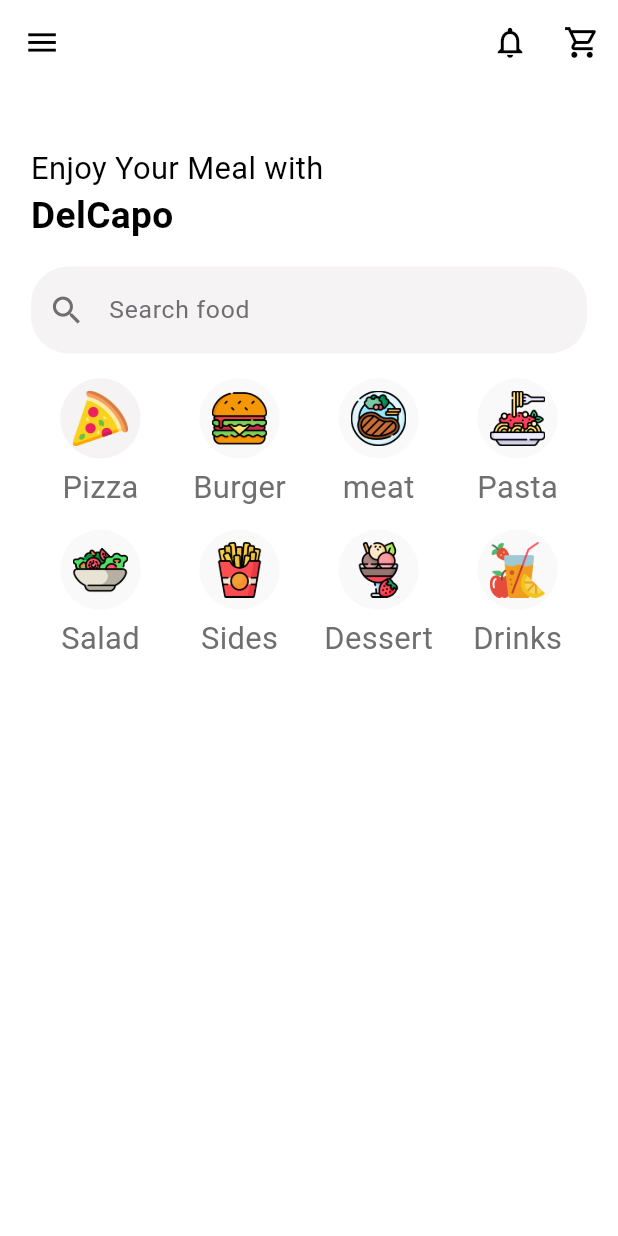
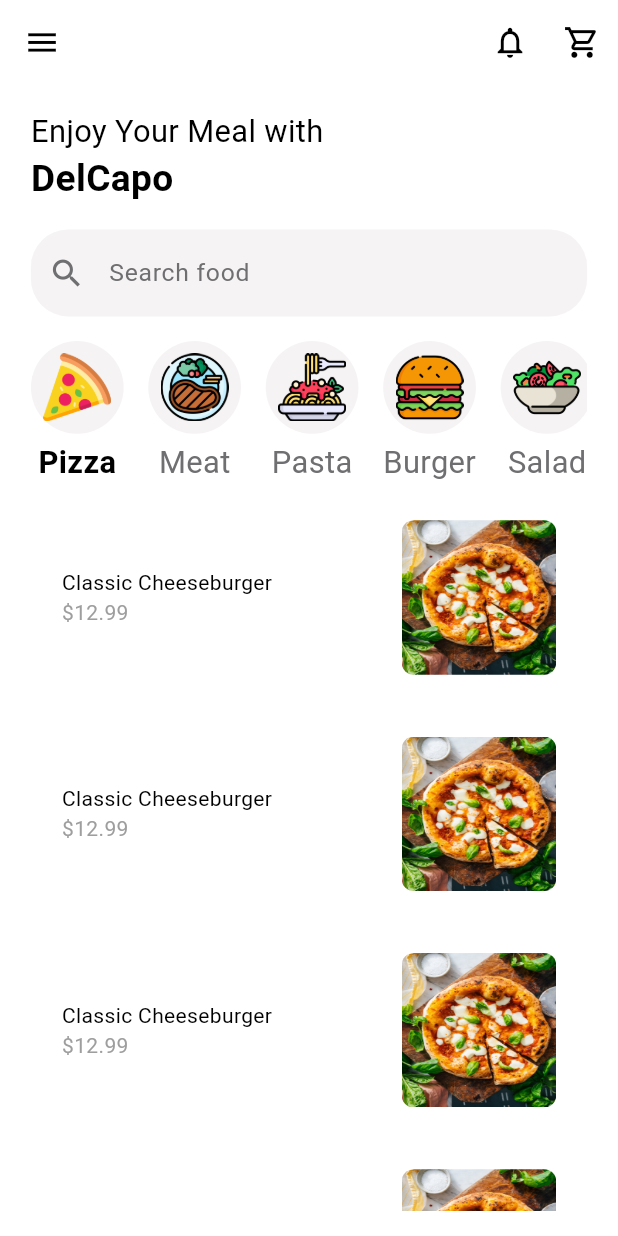
Before and after one commit to Som401/Restaurant-App, a Flutter app: the AuthPage screen opened directly, on a phone screen of 412 x 824 dp. Run offline on Flutter 3.47's test engine with Material 3 defaults, Android fonts, the phone set to English and light mode, and no system bars; our stand-ins replace animated_splash_screen, cloud_firestore, firebase_auth, firebase_core; accounts and stored records are empty.

Commit message:
functional food tabbar

```diff
--- /dev/null
+++ b/frontend/devtools_options.yaml
@@ -0,0 +1 @@
+extensions:
--- a/frontend/lib/auth/auth.dart
+++ b/frontend/lib/auth/auth.dart
@@ -3,13 +3,14 @@ import 'package:firebase_auth/firebase_auth.dart' as auth;
 import 'package:frontend/pages/home_page.dart';
 import 'package:frontend/pages/login_page.dart';
 import 'package:frontend/models/user.dart';
-import 'package:frontend/providers/user_provider.Dart';
+import 'package:frontend/providers/user_provider.dart';
 import 'package:frontend/services/user_services.dart';
 import 'package:provider/provider.dart';
 
 class AuthPage extends StatelessWidget {
   AuthPage({super.key});
   final UserService _userService = UserService();
+
   @override
   Widget build(BuildContext context) {
     return Scaffold(
@@ -18,11 +19,12 @@ class AuthPage extends StatelessWidget {
         builder: (context, snapshot) {
           if (snapshot.hasData) {
             var userUid = snapshot.data!.uid;
-                return FutureBuilder<User?>(
+            return ChangeNotifierProvider<UserProvider>(
+              create: (_) => UserProvider(),
+              child: FutureBuilder<User?>(
                 future: _userService.fetchUserDetails(userUid),
                 builder: (context, userSnapshot) {
-                    if (userSnapshot.connectionState ==
-                        ConnectionState.waiting) {
+                  if (userSnapshot.connectionState == ConnectionState.waiting) {
                     return const Center(child: CircularProgressIndicator());
                   } else if (userSnapshot.hasData) {
                     WidgetsBinding.instance.addPostFrameCallback((_) {
@@ -34,10 +36,13 @@ class AuthPage extends StatelessWidget {
                     return const Text("User data not found.");
                   }
                 },
+              ),
             );
           } else {
             return const LoginPage();
           }
-            }));
+        },
+      ),
+    );
   }
 }
--- a/frontend/lib/components/food_category_list/food_category_icon.dart
+++ b/frontend/lib/components/food_components/food_category_icon.dart
@@ -1,5 +1,4 @@
 import 'dart:math';
-
 import 'package:flutter/material.dart';
 
 class FoodCategoryIcon extends StatefulWidget {
@@ -22,33 +21,29 @@ class _FoodCategoryIconState extends State<FoodCategoryIcon> {
     final height = MediaQuery.of(context).size.height;
     final width = MediaQuery.of(context).size.width;
     final minDimension = min(width, height);
-    if (widget.isSelected) {
-      print(widget.categoryName);
-      print(widget.isSelected);
-    }
     return Column(
       mainAxisSize: MainAxisSize.min,
       children: [
         Container(
           padding: EdgeInsets.all(minDimension * 0.02),
           decoration: BoxDecoration(
-            color: Theme.of(context)
-                .colorScheme
-                .tertiary
-                .withOpacity(widget.isSelected ? 1.0 : 0.5),
+            color: Theme.of(context).colorScheme.tertiary,
             shape: BoxShape.circle,
           ),
           child: Image.asset(
             widget.imagePath,
-            width: minDimension * 0.09,
+            width: minDimension * 0.11,
           ),
         ),
         SizedBox(height: minDimension * 0.01),
         Text(
           widget.categoryName,
           style: TextStyle(
-            color: Theme.of(context).colorScheme.secondary,
+            color: widget.isSelected
+                ? Theme.of(context).colorScheme.primary
+                : Theme.of(context).colorScheme.secondary,
             fontSize: minDimension * 0.05,
+            fontWeight: widget.isSelected ? FontWeight.bold : FontWeight.normal,
           ),
         ),
       ],
--- /dev/null
+++ b/frontend/lib/components/food_components/food_category_list.dart
@@ -0,0 +1,71 @@
+import 'dart:math';
+
+import 'package:flutter/material.dart';
+import 'package:frontend/components/food_components/food_category_icon.dart';
+import 'package:frontend/models/food.dart';
+
+class CategoryTabBar extends StatefulWidget {
+  final TabController tabController;
+
+  const CategoryTabBar({super.key, required this.tabController});
+
+  @override
+  CategoryTabBarState createState() => CategoryTabBarState();
+}
+
+class CategoryTabBarState extends State<CategoryTabBar> {
+  List<String> generateCategoryNames() {
+    return FoodCategory.values.map((category) {
+      return category.toString().split('.').last;
+    }).toList();
+  }
+
+  @override
+  void initState() {
+    super.initState();
+    widget.tabController.addListener(_setActiveTab);
+  }
+
+  @override
+  void dispose() {
+    widget.tabController.removeListener(_setActiveTab);
+    super.dispose();
+  }
+
+  void _setActiveTab() {
+    if (mounted) {
+      setState(() {});
+    }
+  }
+
+  @override
+  Widget build(BuildContext context) {
+    final height = MediaQuery.of(context).size.height;
+    final width = MediaQuery.of(context).size.width;
+    final minDimension = min(width, height);
+    final categories = generateCategoryNames();
+    return SizedBox(
+      height: height * 0.12,
+      child: ListView.builder(
+        scrollDirection: Axis.horizontal,
+        itemCount: categories.length,
+        itemBuilder: (context, index) {
+          return Padding(
+            padding: EdgeInsets.only(right: minDimension * 0.04),
+            child: GestureDetector(
+              onTap: () {
+                widget.tabController.animateTo(index);
+              },
+              child: FoodCategoryIcon(
+                imagePath: "assets/images/food_logo/${categories[index]}.png",
+                categoryName: categories[index][0].toString().toUpperCase() +
+                    categories[index].substring(1).toLowerCase(),
+                isSelected: widget.tabController.index == index,
+              ),
+            ),
+          );
+        },
+      ),
+    );
+  }
+}
--- /dev/null
+++ b/frontend/lib/components/food_components/food_tile.dart
@@ -0,0 +1,59 @@
+import 'dart:math';
+
+import 'package:flutter/material.dart';
+import '../../models/food.dart';
+
+class FoodTile extends StatelessWidget {
+  final Food food;
+  final void Function()? onTap;
+
+  const FoodTile({super.key, required this.food, this.onTap});
+
+  @override
+  Widget build(BuildContext context) {
+    final height = MediaQuery.of(context).size.height;
+    final width = MediaQuery.of(context).size.width;
+    final minDimension = min(width, height);
+    return Container(
+      decoration: BoxDecoration(
+        color: Theme.of(context).colorScheme.background,
+        //color: Theme.of(context).colorScheme.tertiary,
+        borderRadius: BorderRadius.circular(12),
+      ),
+      child: Column(
+        children: [
+          GestureDetector(
+            onTap: onTap,
+            child: Padding(
+              padding: EdgeInsets.all(width * 0.05),
+              child: Row(
+                children: [
+                  Expanded(
+                    child: Column(
+                      crossAxisAlignment: CrossAxisAlignment.start,
+                      children: [
+                        Text(food.name),
+                        Text(
+                          '\$${food.price}',
+                          style: TextStyle(
+                            color: Colors.grey.shade500,
+                          ),
+                        ),
+
+                      ],
+                    ),
+                  ),
+                  ClipRRect(
+                    borderRadius: BorderRadius.circular(8),
+                    child: Image.asset(food.imagePath,
+                        height: minDimension*0.25, width: minDimension*0.25, fit: BoxFit.fill),
+                  ),
+                ],
+              ),
+            ),
+          ),
+        ],
+      ),
+    );
+  }
+}
--- a/frontend/lib/main.dart
+++ b/frontend/lib/main.dart
@@ -1,5 +1,6 @@
 import 'package:flutter/foundation.dart';
 import 'package:flutter/material.dart';
+import 'package:frontend/models/restaurant.dart';
 import 'package:frontend/pages/splash_screen_page.dart';
 import 'package:frontend/providers/theme_provider.dart';
 import 'package:frontend/providers/user_provider.dart';
@@ -28,8 +29,9 @@ void main() async {
   }
   runApp(MultiProvider(
     providers: [
+      ChangeNotifierProvider(create: (context) => UserProvider()),
       ChangeNotifierProvider(create: (context) => ThemeProvider()),
-      ChangeNotifierProvider(create: (context) => UserProvider()),
+      ChangeNotifierProvider(create: (context) => Restaurant()),
     ],
     child: const MyApp(),
   ));
--- /dev/null
+++ b/frontend/lib/models/food.dart
@@ -0,0 +1,71 @@
+class Food {
+  final String name;
+  final String description;
+  final String imagePath;
+  final double price;
+  final FoodCategory category;
+  List<Addon> availableAddons;
+
+  Food({
+    required this.name,
+    required this.description,
+    required this.imagePath,
+    required this.price,
+    required this.category,
+    required this.availableAddons,
+  });
+
+  factory Food.fromJson(Map<String, dynamic> json) {
+    return Food(
+      name: json['name'],
+      description: json['description'],
+      imagePath: json['imagePath'],
+      price: json['price'],
+      category: FoodCategory.values.firstWhere((e) => e.toString() == 'FoodCategory.${json['category']}'),
+      availableAddons: (json['availableAddons'] as List).map((i) => Addon.fromJson(i)).toList(),
+    );
+  }
+
+  Map<String, dynamic> toJson() {
+    return {
+      'name': name,
+      'description': description,
+      'imagePath': imagePath,
+      'price': price,
+      'category': category.toString().split('.').last,
+      'availableAddons': availableAddons.map((addon) => addon.toJson()).toList(),
+    };
+  }
+}
+
+enum FoodCategory {
+  pizza,
+  meat,
+  pasta,
+  burger,
+  salad,
+  sides,
+  dessert,
+  drinks,
+}
+
+class Addon {
+  String name;
+  double price;
+
+  Addon({required this.name, required this.price});
+
+  factory Addon.fromJson(Map<String, dynamic> json) {
+    return Addon(
+      name: json['name'],
+      price: json['price'],
+    );
+  }
+
+  Map<String, dynamic> toJson() {
+    return {
+      'name': name,
+      'price': price,
+    };
+  }
+}
--- /dev/null
+++ b/frontend/lib/models/restaurant.dart
@@ -0,0 +1,156 @@
+import 'package:flutter/material.dart';
+import 'food.dart';
+
+class Restaurant extends ChangeNotifier {
+  final List<Food> _menu = [
+     Food(
+      name: "Classic Cheeseburger",
+      description:
+          "Juicy Angus beef patty topped with melted cheese, fresh lettuce, ripe tomatoes, and tangy pickles.",
+      imagePath: "assets/images/food_menu/Margherita-Pizza.jpg",
+      price: 12.99,
+      category: FoodCategory.pizza,
+      availableAddons: [
+        Addon(name: "Extra Bacon", price: 2.99),
+        Addon(name: "Avocado Slices", price: 1.99),
+        Addon(name: "Grilled Onions", price: 0.99)
+      ],
+    ),
+     Food(
+      name: "Classic Cheeseburger",
+      description:
+          "Juicy Angus beef patty topped with melted cheese, fresh lettuce, ripe tomatoes, and tangy pickles.",
+      imagePath: "assets/images/food_menu/Margherita-Pizza.jpg",
+      price: 12.99,
+      category: FoodCategory.pizza,
+      availableAddons: [
+        Addon(name: "Extra Bacon", price: 2.99),
+        Addon(name: "Avocado Slices", price: 1.99),
+        Addon(name: "Grilled Onions", price: 0.99)
+      ],
+    ),
+     Food(
+      name: "Classic Cheeseburger",
+      description:
+          "Juicy Angus beef patty topped with melted cheese, fresh lettuce, ripe tomatoes, and tangy pickles.",
+      imagePath: "assets/images/food_menu/Margherita-Pizza.jpg",
+      price: 12.99,
+      category: FoodCategory.pizza,
+      availableAddons: [
+        Addon(name: "Extra Bacon", price: 2.99),
+        Addon(name: "Avocado Slices", price: 1.99),
+        Addon(name: "Grilled Onions", price: 0.99)
+      ],
+    ),
+     Food(
+      name: "Classic Cheeseburger",
+      description:
+          "Juicy Angus beef patty topped with melted cheese, fresh lettuce, ripe tomatoes, and tangy pickles.",
+      imagePath: "assets/images/food_menu/Margherita-Pizza.jpg",
+      price: 12.99,
+      category: FoodCategory.pizza,
+      availableAddons: [
+        Addon(name: "Extra Bacon", price: 2.99),
+        Addon(name: "Avocado Slices", price: 1.99),
+        Addon(name: "Grilled Onions", price: 0.99)
+      ],
+    ),
+     Food(
+      name: "Classic Cheeseburger",
+      description:
+          "Juicy Angus beef patty topped with melted cheese, fresh lettuce, ripe tomatoes, and tangy pickles.",
+      imagePath: "assets/images/food_menu/Margherita-Pizza.jpg",
+      price: 12.99,
+      category: FoodCategory.pizza,
+      availableAddons: [
+        Addon(name: "Extra Bacon", price: 2.99),
+        Addon(name: "Avocado Slices", price: 1.99),
+        Addon(name: "Grilled Onions", price: 0.99)
+      ],
+    ),
+     Food(
+      name: "Classic Cheeseburger",
+      description:
+          "Juicy Angus beef patty topped with melted cheese, fresh lettuce, ripe tomatoes, and tangy pickles.",
+      imagePath: "assets/images/food_menu/Margherita-Pizza.jpg",
+      price: 12.99,
+      category: FoodCategory.pizza,
+      availableAddons: [
+        Addon(name: "Extra Bacon", price: 2.99),
+        Addon(name: "Avocado Slices", price: 1.99),
+        Addon(name: "Grilled Onions", price: 0.99)
+      ],
+    ),
+    Food(
+      name: "Classic Cheeseburger",
+      description:
+          "Juicy Angus beef patty topped with melted cheese, fresh lettuce, ripe tomatoes, and tangy pickles.",
+      imagePath: "assets/images/food_menu/Margherita-Pizza.jpg",
+      price: 12.99,
+      category: FoodCategory.burger,
+      availableAddons: [
+        Addon(name: "Extra Bacon", price: 2.99),
+        Addon(name: "Avocado Slices", price: 1.99),
+        Addon(name: "Grilled Onions", price: 0.99)
+      ],
+    ),
+    Food(
+      name: "Caesar Salad",
+      description:
+          "Crisp romaine lettuce tossed with Caesar dressing, topped with shaved Parmesan cheese and crunchy croutons.",
+      imagePath: "assets/images/food_menu/Margherita-Pizza.jpg",
+      price: 10.99,
+      category: FoodCategory.salad,
+      availableAddons: [
+        Addon(name: "Grilled Chicken", price: 2.99),
+        Addon(name: "Shrimp", price: 2.99)
+      ],
+    ),
+    Food(
+      name: "Garlic Parmesan Fries",
+      description:
+          "Golden fries tossed in garlic butter and Parmesan cheese, served piping hot.",
+      imagePath: "assets/images/food_menu/Margherita-Pizza.jpg",
+      price: 15.99,
+      category: FoodCategory.sides,
+      availableAddons: [
+        Addon(name: "Chili Cheese", price: 2.99),
+        Addon(name: "Truffle Aioli", price: 2.99)
+      ],
+    ),
+    Food(
+      name: "Chocolate Lava Cake",
+      description:
+          "Decadent chocolate cake with a molten chocolate center, served warm with a scoop of vanilla ice cream.",
+      imagePath: "assets/images/food_menu/Margherita-Pizza.jpg",
+      price: 14.99,
+      category: FoodCategory.dessert,
+      availableAddons: [
+        Addon(name: "Extra Ice Cream Scoop", price: 2.99),
+        Addon(name: "Caramel Drizzle", price: 2.99)
+      ],
+    ),
+    Food(
+      name: "Iced Caramel Macchiato",
+      description:
+          "Rich espresso combined with creamy milk and swirls of caramel, poured over ice.",
+      imagePath: "assets/images/food_menu/Margherita-Pizza.jpg",
+      price: 9.99,
+      category: FoodCategory.drinks,
+      availableAddons: [
+        Addon(name: "Extra Shot", price: 2.99),
+        Addon(name: "Whipped Cream", price: 2.99)
+      ],
+    ),
+  ];
+
+  // Restaurant() {
+  //   fetchMenu();
+  // }
+  // Future<List<Food>> fetchMenu() async {
+
+  //   return ;
+  // }
+
+  List<Food> get menu => _menu;
+}
--- a/frontend/lib/pages/home_page.dart
+++ b/frontend/lib/pages/home_page.dart
@@ -1,13 +1,17 @@
 import 'dart:math';
 
 import 'package:flutter/material.dart';
+import 'package:flutter/widgets.dart';
 import 'package:frontend/components/drawer/my_drawer.dart';
-import 'package:frontend/components/food_category_list/food_category_icon.dart';
+import 'package:frontend/components/food_components/food_tile.dart';
 import 'package:frontend/components/search-box/search_box.dart';
+import 'package:frontend/components/food_components/food_category_list.dart';
+import 'package:frontend/models/restaurant.dart';
 import 'package:frontend/models/user.dart';
-// import 'package:frontend/providers/user_provider.dart';
-// import 'package:frontend/services/user_services.dart';
-// import 'package:provider/provider.dart';
+import 'package:frontend/models/food.dart';
+//import 'package:frontend/providers/user_provider.dart';
+//import 'package:frontend/services/user_services.dart';
+import 'package:provider/provider.dart';
 
 class HomePage extends StatefulWidget {
   const HomePage({super.key, User? user});
@@ -16,57 +20,41 @@ class HomePage extends StatefulWidget {
   State<HomePage> createState() => _HomePageState();
 }
 
-class _HomePageState extends State<HomePage> {
+class _HomePageState extends State<HomePage>
+    with SingleTickerProviderStateMixin {
   //final UserService _userService = UserService();
   int selectedCategoryIndex = 0;
-  final List<Map<String, String>> categories = [
-    {"imagePath": "assets/images/food_logo/pizza.png", "categoryName": "Pizza"},
-    {
-      "imagePath": "assets/images/food_logo/burger.png",
-      "categoryName": "Burger"
-    },
-    {"imagePath": "assets/images/food_logo/steak.png", "categoryName": "meat"},
-    {
-      "imagePath": "assets/images/food_logo/spaghetti.png",
-      "categoryName": "Pasta"
-    },
-    {"imagePath": "assets/images/food_logo/salad.png", "categoryName": "Salad"},
-    {
-      "imagePath": "assets/images/food_logo/fried-potatoes.png",
-      "categoryName": "Sides"
-    },
-    {
-      "imagePath": "assets/images/food_logo/gelato.png",
-      "categoryName": "Dessert"
-    },
-    {
-      "imagePath": "assets/images/food_logo/drink.png",
-      "categoryName": "Drinks"
-    },
-  ];
-  final GlobalKey<ScaffoldState> _scaffoldKey = GlobalKey<ScaffoldState>();
+  TabController? _tabController;
 
   @override
+  void initState() {
+    super.initState();
+    _tabController =
+        TabController(length: FoodCategory.values.length, vsync: this);
+  }
+
+  @override
+  void dispose() {
+    _tabController?.dispose();
+    super.dispose();
+  }
+
+  final GlobalKey<ScaffoldState> _scaffoldKey = GlobalKey<ScaffoldState>();
+@override
 Widget build(BuildContext context) {
-    //final user = Provider.of<UserProvider>(context).user;
-
   final height = MediaQuery.of(context).size.height;
   final width = MediaQuery.of(context).size.width;
   final minDimension = min(width, height);
-    print(selectedCategoryIndex);
-
-    int crossAxisCount = width ~/ 87;
-    crossAxisCount = max(3, min(crossAxisCount, 4));
 
   return Scaffold(
     key: _scaffoldKey,
-      appBar: AppBar(
-        // title: Text(
-        //   '${user?.name}',
-        //   style: TextStyle(
-        //       color: Theme.of(context).colorScheme.primary,
-        //       fontSize: minDimension * 0.05),
-        // ),
+    drawer: const MyDrawer(),
+    body: NestedScrollView(
+      headerSliverBuilder: (BuildContext context, bool innerBoxIsScrolled) {
+        return <Widget>[
+          SliverAppBar(
+            backgroundColor: Theme.of(context).colorScheme.background,
+            scrolledUnderElevation: 0,
             centerTitle: false,
             leading: IconButton(
               icon: Icon(
@@ -96,11 +84,15 @@ class _HomePageState extends State<HomePage> {
                 onPressed: () {},
               ),
             ],
+            pinned: true,
+            floating: true,
+            forceElevated: innerBoxIsScrolled,
           ),
-      drawer: const MyDrawer(),
+        ];
+      },
       body: Padding(
         padding: EdgeInsets.symmetric(
-            horizontal: width * 0.05, vertical: height * 0.05),
+            horizontal: width * 0.05, vertical: height * 0.02),
         child: Column(
           crossAxisAlignment: CrossAxisAlignment.start,
           children: [
@@ -115,30 +107,49 @@ class _HomePageState extends State<HomePage> {
                     fontSize: minDimension * 0.06,
                     fontWeight: FontWeight.bold)),
             const SearchBox(),
-            GridView.count(
-              crossAxisCount: crossAxisCount,
-              shrinkWrap: true,
-              physics: const NeverScrollableScrollPhysics(),
-              mainAxisSpacing: minDimension *
-                  0.02, //need to be adjusted to fix spacing when screen gets bigger
-              children: List.generate(categories.length, (index) {
-                return GestureDetector(
-                  onTap: () {
-                    setState(() {
-                      selectedCategoryIndex = index;
-                    });
+            CategoryTabBar(tabController: _tabController!),
+            Expanded( // This ensures the menu can scroll to display all elements
+              child: Consumer<Restaurant>(
+                builder: (context, restaurant, child) {
+                  return TabBarView(
+                    controller: _tabController,
+                    children: getFoodInThisCategory(restaurant.menu),
+                  );
                 },
-                  child: FoodCategoryIcon(
-                    imagePath: categories[index]["imagePath"]!,
-                    categoryName: categories[index]["categoryName"]!,
-                    isSelected: index == selectedCategoryIndex,
               ),
-                );
-              }),
-            )
+            ),
           ],
+        ),
       ),
     ),
   );
 }
   }
+
+  List<Food> _filterMenuByCategory(FoodCategory category, List<Food> fullMenu) {
+    return fullMenu.where((food) => food.category == category).toList();
+  }
+
+  List<Widget> getFoodInThisCategory(List<Food> fullMenu) {
+    return FoodCategory.values.map((category) {
+      List<Food> categoryMenu = _filterMenuByCategory(category, fullMenu);
+      return ListView.builder(
+        padding: EdgeInsets.zero,
+        itemCount: categoryMenu.length,
+        physics: const NeverScrollableScrollPhysics(),
+        itemBuilder: (context, index) {
+          final food = categoryMenu[index];
+          return FoodTile(
+            food: food,
+            onTap: () {},
+            // onTap: () => Navigator.push(
+            //       context,
+            //       MaterialPageRoute(
+            //         builder: (context) => FoodPage(food: food),
+            //       ),
+            //     )
+          );
+        },
+      );
+    }).toList();
+  }
--- a/frontend/lib/pages/login_page.dart
+++ b/frontend/lib/pages/login_page.dart
@@ -1,6 +1,5 @@
 import 'package:firebase_auth/firebase_auth.dart';
 import 'package:flutter/material.dart';
-import 'package:frontend/auth/auth.dart';
 import 'package:frontend/pages/sign_up_page.dart';
 import 'package:frontend/services/user_services.dart';
 
@@ -35,9 +34,9 @@ class _LoginPageState extends State<LoginPage> {
       try {
         await _userService.login(
             context, emailController.text, passwordController.text);
-        Navigator.of(context).pushAndRemoveUntil(
-            MaterialPageRoute(builder: (context) =>  AuthPage()),
-            (Route route) => false);
+        if(context.mounted) {
+          Navigator.pop(context);
+        }
       } on FirebaseAuthException catch (e) {
         Navigator.pop(context);
         showDialog(
--- a/frontend/lib/services/user_services.dart
+++ b/frontend/lib/services/user_services.dart
@@ -41,9 +41,9 @@ class UserService {
   }
 
   Future<void> signOut(BuildContext context) async {
-  await auth.FirebaseAuth.instance.signOut();
-  Provider.of<UserProvider>(context, listen: false).clearUser();
-}
+    await auth.FirebaseAuth.instance.signOut();
+    Provider.of<UserProvider>(context, listen: false).clearUser();
+  }
 
   Future<User> fetchUserDetails(String uid) async {
     final DocumentSnapshot userDoc =
```
Also changed, not shown: frontend/pubspec.yaml (+8 -8 lines), frontend/assets/images/food_logo/dessert.png (renamed from frontend/assets/images/food_logo/gelato.png), frontend/assets/images/food_logo/drinks.png (renamed from frontend/assets/images/food_logo/drink.png), frontend/assets/images/food_logo/meat.png (renamed from frontend/assets/images/food_logo/steak.png), frontend/assets/images/food_logo/pasta.png (renamed from frontend/assets/images/food_logo/spaghetti.png), frontend/assets/images/food_logo/sides.png (renamed from frontend/assets/images/food_logo/fried-potatoes.png), frontend/assets/images/food_menu/Margherita-Pizza.jpg (added), 3 other files. Lines whose indentation alone changed are shown as unchanged.
